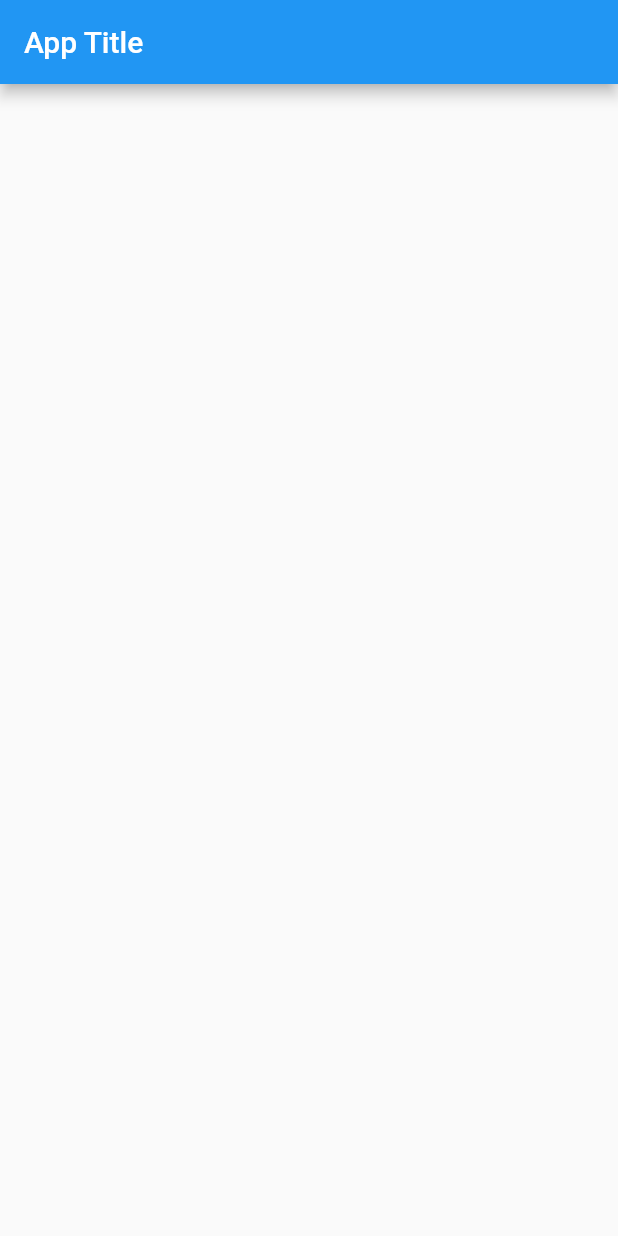
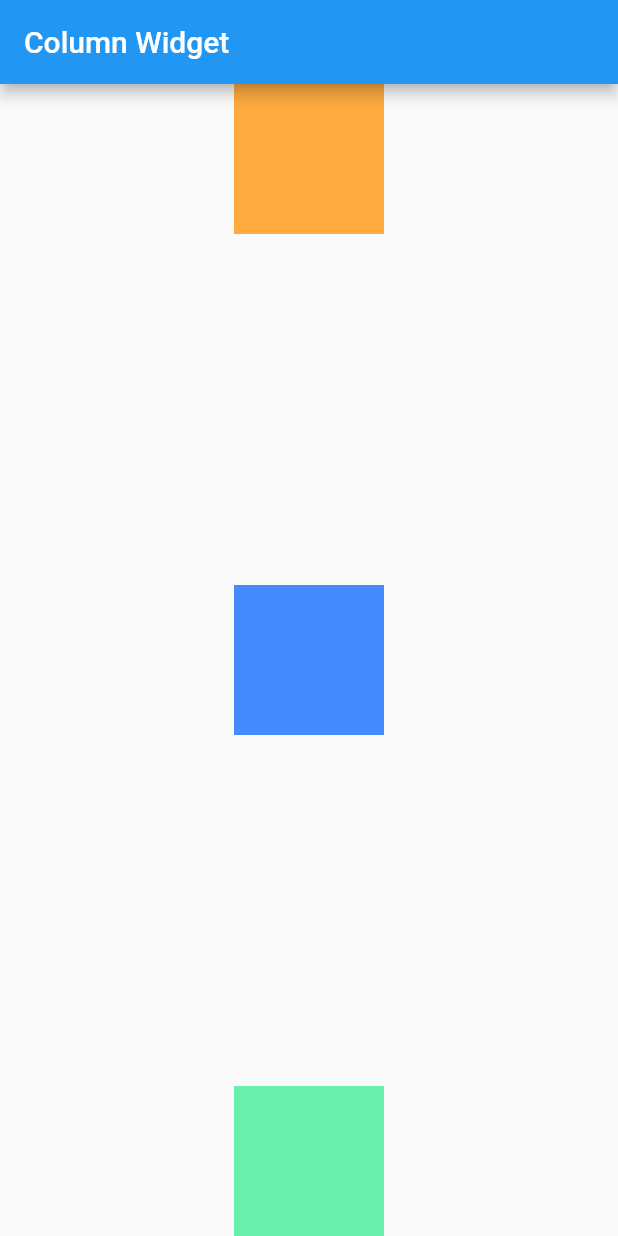
Before and after one commit to authuright/complete-flutter-app, a Flutter app: the screen it shows after launch, on a phone screen of 412 x 824 dp. Run offline on Flutter 3.47's test engine with Material 2 defaults, Android fonts, the phone set to English and light mode, and no system bars.

Commit message:
column widget

```diff
--- a/lib/main.dart
+++ b/lib/main.dart
@@ -1,4 +1,17 @@
-
+/*
+* Row Widget:
+* mainAxisAlignment for horizontal align
+* It creates a vertical array of children.
+* In this also we have mainAxisAlignment and crossAxisAlignment. In column, children are aligned from top to bottom.
+* Main Axis is vertical and the Cross Axis is horizontal.
+* MainAxisAlignment aligns its children vertically and CrossAxisAlignment aligns horizontally in that Column.
+*
+*
+*
+*
+*
+*
+* */
 import 'package:flutter/material.dart';
 
 void main() {
@@ -29,9 +42,33 @@ class _MyHomePageState extends State<MyHomePage> {
   Widget build(BuildContext context) {
     return Scaffold(
       appBar: AppBar(
-        title: const Text("App Title"),
+        title: const Text("Column Widget"),
       ),
-      body: const Center(
+      body: Center(
+        child: Column(
+          // mainAxisAlignment: MainAxisAlignment.center,
+          // mainAxisAlignment: MainAxisAlignment.start,
+          // mainAxisAlignment: MainAxisAlignment.end,
+          // mainAxisAlignment: MainAxisAlignment.spaceEvenly,
+          // mainAxisAlignment: MainAxisAlignment.spaceAround,
+          mainAxisAlignment: MainAxisAlignment.spaceBetween,
+          children: [
+            Container(
+              width: 100.0,
+              height: 100.0,
+              color: Colors.orangeAccent,
+            ),
+            Container(
+              width: 100.0,
+              height: 100.0,
+              color: Colors.blueAccent,
+            ),Container(
+              width: 100.0,
+              height: 100.0,
+              color: Colors.greenAccent,
+            ),
+          ],
+        ),
       ),
     );
   }
```
Also changed, not shown: Column-MainAxisAlignment.png (added).
